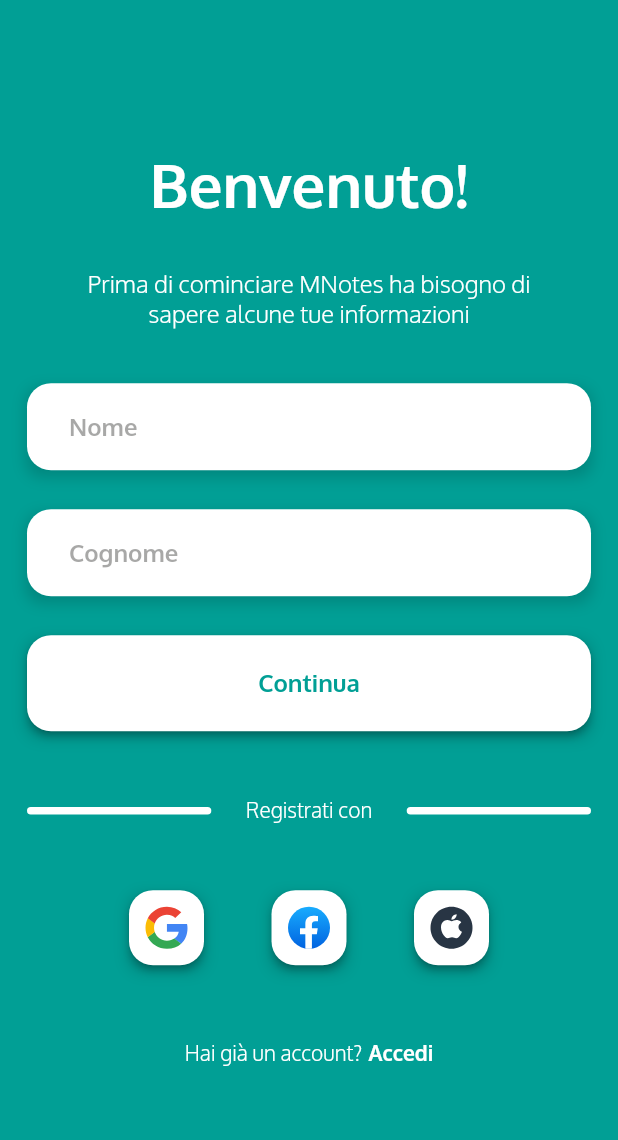
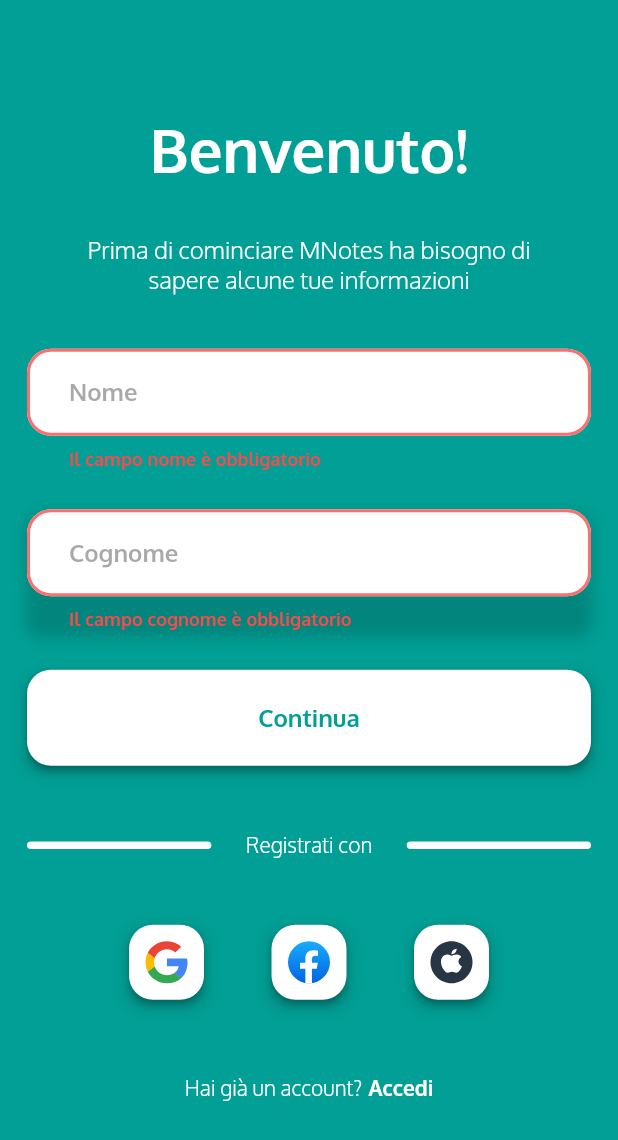
Before and after one commit to danifoche/mnotes-app, a Flutter app: the SignUpStep1 screen opened by its route, after a tap on "Continua", on a phone screen of 412 x 824 dp. Shown: the top 1140 px of the screen. Run offline on Flutter 3.47's test engine with Material 2 defaults, Android fonts, the phone set to English and light mode, and no system bars; our stand-ins replace flutter_svg, simple_shadow.

Commit message:
add basic rounting system

```diff
--- a/lib/presentation/pages/SignUpStep1.dart
+++ b/lib/presentation/pages/SignUpStep1.dart
@@ -1,5 +1,7 @@
 import 'package:flutter/material.dart';
 import 'package:flutter_svg/svg.dart';
+import 'package:mnotes/settings/app_settings.dart';
+import 'package:mnotes/settings/app_utils.dart';
 
 class SignUpStep1 extends StatefulWidget {
   const SignUpStep1({super.key});
@@ -9,6 +11,13 @@ class SignUpStep1 extends StatefulWidget {
 }
 
 class _SignUpStep1State extends State<SignUpStep1> {
+
+  final _formKey = GlobalKey<FormState>();
+
+  final Map<String, String> _validatorFields = {
+    "nameField": "nome",
+    "lastnameField": "cognome"
+  };
 
   //? dismiss the keyboard when tapped outside it
   void dismissKeyboard() {
@@ -58,6 +67,7 @@ class _SignUpStep1State extends State<SignUpStep1> {
                           right: 18.0,
                         ),
                         child: Form(
+                          key: _formKey,
                           child: Column(
                             children: [
                               Padding(
@@ -65,21 +75,8 @@ class _SignUpStep1State extends State<SignUpStep1> {
                                   top: 5.0,
                                   bottom: 13.0,
                                 ),
-                                child: Container(
-                                  decoration: BoxDecoration(
-                                    borderRadius: const BorderRadius.all(
-                                      Radius.circular(10),
-                                    ),
-                                    boxShadow: [
-                                      BoxShadow(
-                                        color: Colors.black.withOpacity(0.16),
-                                        spreadRadius: 0.4,
-                                        blurRadius: 8,
-                                        offset: const Offset(0, 4),
-                                      ),
-                                    ],
-                                  ),
                                 child: TextFormField(
+                                  validator: (value) => validateField(value, _validatorFields["nameField"]),
                                   decoration: InputDecoration(
                                       hintText: "Nome",
                                       hintStyle: Theme.of(context)
@@ -104,7 +101,6 @@ class _SignUpStep1State extends State<SignUpStep1> {
                                       .cursorColor,
                                 ),
                               ),
-                              ),
 
                               //? password field
                               Padding(
@@ -126,6 +122,7 @@ class _SignUpStep1State extends State<SignUpStep1> {
                                     ],
                                   ),
                                   child: TextFormField(
+                                    validator: (value) => validateField(value, _validatorFields["lastnameField"]),
                                     decoration: InputDecoration(
                                       hintText: "Cognome",
                                       hintStyle: Theme.of(context)
@@ -184,7 +181,16 @@ class _SignUpStep1State extends State<SignUpStep1> {
                                         ),
                                       ),
                                       onPressed: () {
-                                        print("tmp");
+
+                                        //? validate the form
+                                        if(_formKey.currentState!.validate()) {
+                                          _formKey.currentState!.save();
+
+                                          Navigator.of(context).pushNamed(
+                                            appRoutes["signup_2"] ?? ""
+                                          );
+                                        }
+
                                       },
                                       child: Text(
                                         "Continua",
@@ -397,7 +403,12 @@ class _SignUpStep1State extends State<SignUpStep1> {
                                   top: 35.0,
                                 ),
                                 child: TextButton(
-                                  onPressed: null,
+                                  onPressed: () {
+                                    Navigator.of(context).pushNamedAndRemoveUntil(
+                                      appRoutes["login"] ?? "",
+                                      (route) => false
+                                    );
+                                  },
                                   child: Row(
                                     mainAxisAlignment: MainAxisAlignment.center,
                                     children: <Widget>[
--- a/lib/presentation/pages/SignUpStep2.dart
+++ b/lib/presentation/pages/SignUpStep2.dart
@@ -27,7 +27,9 @@ class _SignUpStep2State extends State<SignUpStep2> {
         backgroundColor: Colors.transparent,
         shadowColor: Colors.transparent,
         leading: IconButton(
-          onPressed: () => print("back"),
+          onPressed: () {
+            Navigator.pop(context);
+          },
           icon: SimpleShadow(
             opacity: 0.4,
             color: Colors.black,
@@ -35,7 +37,7 @@ class _SignUpStep2State extends State<SignUpStep2> {
             sigma: 5,
             child: SvgPicture.asset(
               "images/back_icon.svg",
-              semanticsLabel: "Apple Logo",
+              semanticsLabel: "Back button",
               width: 32,
               height: 32,
               fit: BoxFit.cover,
--- a/lib/settings/app_settings.dart
+++ b/lib/settings/app_settings.dart
@@ -1 +1,7 @@
 String appTitle = "MNotes";
+
+Map<String, String> appRoutes = {
+  "login": "/login",
+  "signup_1": "/signup/1",
+  "signup_2": "/signup/2"
+};
--- /dev/null
+++ b/lib/settings/app_utils.dart
@@ -0,0 +1,12 @@
+//? validate the given field, used for forms
+String? validateField(String? value, String? fieldName) {
+
+  //? if the fieldname is not given then dont specify it in the error message
+  fieldName = fieldName ?? "";
+
+  if(value == null || value.isEmpty) {
+    return "Il campo $fieldName è obbligatorio";
+  }
+
+  return null;
+}
```
Also changed, not shown: lib/presentation/pages/Login.dart (+7 -1 lines). Lines whose indentation alone changed are shown as unchanged.
